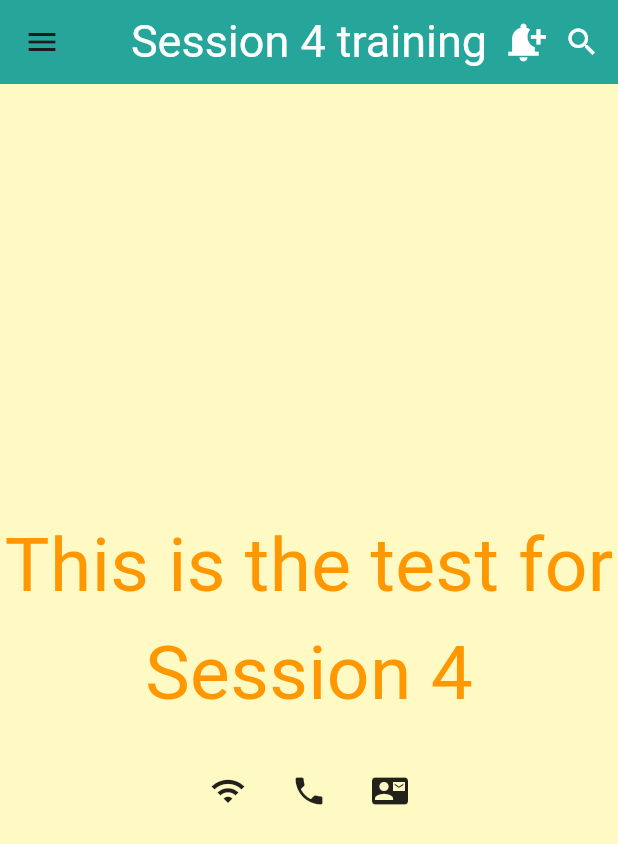
After one commit to mjbara/test_session4, a Flutter app: the screen it shows after launch, on a phone screen of 412 x 824 dp. The commit adds this screen. Shown: the top 844 px of the screen. Run offline on Flutter 3.47's test engine with Material 3 defaults, Android fonts, the phone set to English and light mode, and no system bars.

Commit message:
Mohammad Jbara

```diff
--- /dev/null
+++ b/lib/firstScreen.dart
@@ -0,0 +1,48 @@
+import 'package:flutter/cupertino.dart';
+import 'package:flutter/material.dart';
+
+class firstScreen extends StatelessWidget{
+  @override
+  Widget build(BuildContext context) {
+    return Scaffold(
+      backgroundColor: Colors.yellow.shade100,
+      appBar: AppBar(
+        centerTitle: true,
+        backgroundColor: Colors.teal.shade400,
+        leading: Icon(Icons.menu),
+
+        title: Text("Session 4 training",
+          style: TextStyle(color: Colors.white, fontSize: 30),),
+
+        actions: [
+          Icon(Icons.notification_add, color: Colors.white, size: 30,),
+          IconButton(
+            onPressed: () {}, icon: Icon(Icons.search), color: Colors.white,),
+        ],
+      ),
+      body: Center(
+        child: Column(
+          //crossAxisAlignment: CrossAxisAlignment.end,
+          mainAxisAlignment: MainAxisAlignment.center,
+          children: [
+            Text("This is the test for",
+              style: TextStyle(color: Colors.orange, fontSize: 50),),
+            Text("Session 4",
+              style: TextStyle(color: Colors.orange, fontSize: 50),),
+            SizedBox(height: 30,),
+            Row(
+              mainAxisAlignment: MainAxisAlignment.center,
+              children: [
+                Icon(Icons.wifi),
+                SizedBox(width: 30,),
+                Icon(Icons.phone),
+                SizedBox(width: 30,),
+                Icon(Icons.contact_mail),
+              ],
+            )
+          ],
+        ),
+      ),
+    );
+  }
+}
```
Also changed, not shown: lib/main.dart (+3 -36 lines).
